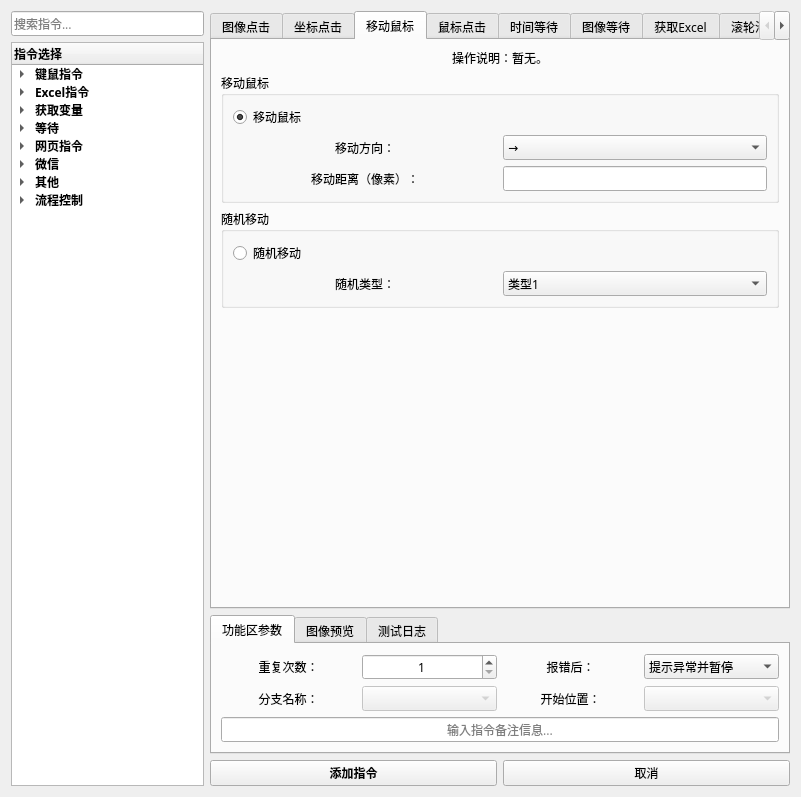
Above: 窗体/导航窗口.ui from FsterThanLight/automatic_clicker_2 before the change. Below: the same form after it.
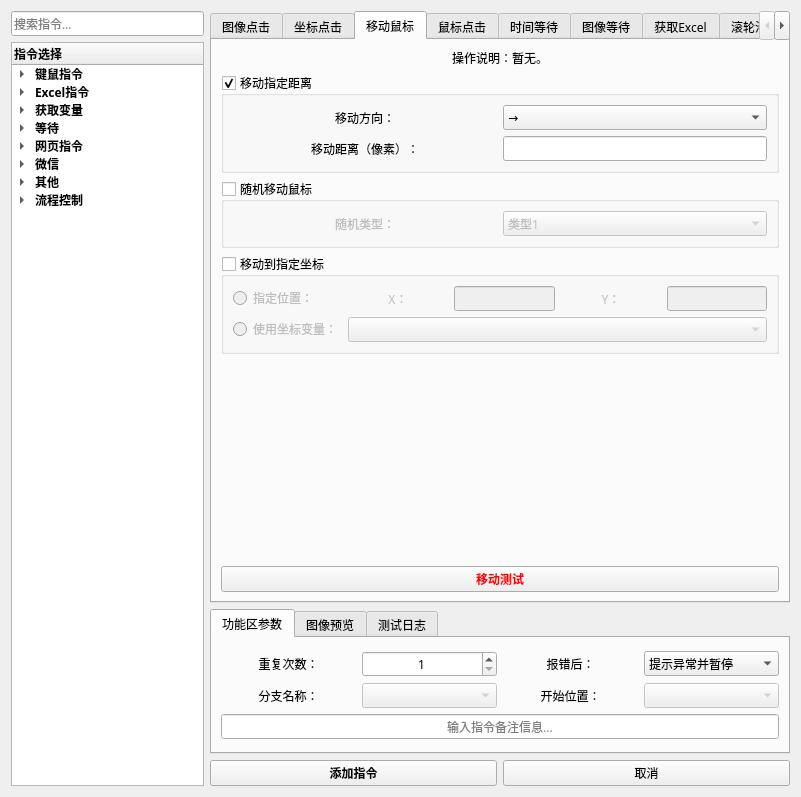
That is the form after the change. The open tabs and pages were chosen to show the change. Icons and pictures are not drawn.

```diff
--- a/窗体/导航窗口.ui
+++ b/窗体/导航窗口.ui
@@ -150,6 +150,11 @@
           <string>获取Excel</string>
          </property>
         </item>
+        <item>
+         <property name="text">
+          <string>获取鼠标位置</string>
+         </property>
+        </item>
         <item>
          <property name="text">
           <string>获取对话框</string>
@@ -329,7 +334,7 @@
         <enum>QTabWidget::Rounded</enum>
        </property>
        <property name="currentIndex">
-        <number>0</number>
+        <number>2</number>
        </property>
        <property name="elideMode">
         <enum>Qt::ElideNone</enum>
@@ -538,6 +543,41 @@
            </item>
           </layout>
          </item>
+         <item>
+          <widget class="QGroupBox" name="groupBox_57">
+           <property name="enabled">
+            <bool>true</bool>
+           </property>
+           <property name="title">
+            <string>启用指定区域识别</string>
+           </property>
+           <property name="checkable">
+            <bool>true</bool>
+           </property>
+           <property name="checked">
+            <bool>false</bool>
+           </property>
+           <layout class="QHBoxLayout" name="horizontalLayout_9">
+            <item>
+             <widget class="QLabel" name="label_155">
+              <property name="text">
+               <string>(0,0,0,0)</string>
+              </property>
+              <property name="alignment">
+               <set>Qt::AlignCenter</set>
+              </property>
+             </widget>
+            </item>
+            <item>
+             <widget class="QPushButton" name="pushButton_50">
+              <property name="text">
+               <string>设置区域</string>
+              </property>
+             </widget>
+            </item>
+           </layout>
+          </widget>
+         </item>
          <item>
           <spacer name="verticalSpacer_2">
            <property name="orientation">
@@ -920,7 +960,7 @@
         <attribute name="title">
          <string>移动鼠标</string>
         </attribute>
-        <layout class="QVBoxLayout" name="verticalLayout_62">
+        <layout class="QVBoxLayout" name="verticalLayout_15">
          <item>
           <widget class="QLabel" name="label_31">
            <property name="sizePolicy">
@@ -936,7 +976,7 @@
             <set>Qt::AlignCenter</set>
            </property>
            <property name="wordWrap">
-            <bool>true</bool>
+            <bool>false</bool>
            </property>
            <property name="margin">
             <number>0</number>
@@ -955,34 +995,15 @@
             <string notr="true"/>
            </property>
            <property name="title">
-            <string>移动鼠标</string>
+            <string>移动指定距离</string>
            </property>
            <property name="flat">
             <bool>false</bool>
            </property>
            <property name="checkable">
-            <bool>false</bool>
+            <bool>true</bool>
            </property>
            <layout class="QVBoxLayout" name="verticalLayout_4">
-            <item>
-             <widget class="QRadioButton" name="radioButton_19">
-              <property name="text">
-               <string>移动鼠标</string>
-              </property>
-              <property name="checkable">
-               <bool>true</bool>
-              </property>
-              <property name="checked">
-               <bool>true</bool>
-              </property>
-              <property name="autoRepeat">
-               <bool>true</bool>
-              </property>
-              <property name="autoExclusive">
-               <bool>true</bool>
-              </property>
-             </widget>
-            </item>
             <item>
              <layout class="QGridLayout" name="gridLayout_3" columnstretch="1,1">
               <item row="1" column="1">
@@ -1040,28 +1061,18 @@
          <item>
           <widget class="QGroupBox" name="groupBox_30">
            <property name="title">
-            <string>随机移动</string>
+            <string>随机移动鼠标</string>
            </property>
            <property name="flat">
             <bool>false</bool>
            </property>
            <property name="checkable">
+            <bool>true</bool>
+           </property>
+           <property name="checked">
             <bool>false</bool>
            </property>
            <layout class="QVBoxLayout" name="verticalLayout_59">
-            <item>
-             <widget class="QRadioButton" name="radioButton_ran">
-              <property name="text">
-               <string>随机移动</string>
-              </property>
-              <property name="checkable">
-               <bool>true</bool>
-              </property>
-              <property name="checked">
-               <bool>false</bool>
-              </property>
-             </widget>
-            </item>
             <item>
              <layout class="QGridLayout" name="gridLayout_35" columnstretch="1,1">
               <item row="0" column="1">
@@ -1093,6 +1104,91 @@
            </layout>
           </widget>
          </item>
+         <item>
+          <widget class="QGroupBox" name="groupBox_59">
+           <property name="title">
+            <string>移动到指定坐标</string>
+           </property>
+           <property name="checkable">
+            <bool>true</bool>
+           </property>
+           <property name="checked">
+            <bool>false</bool>
+           </property>
+           <layout class="QGridLayout" name="gridLayout_62">
+            <item row="0" column="0">
+             <widget class="QRadioButton" name="radioButton_23">
+              <property name="enabled">
+               <bool>true</bool>
+              </property>
+              <property name="text">
+               <string>指定位置：</string>
+              </property>
+              <property name="checkable">
+               <bool>true</bool>
+              </property>
+              <property name="checked">
+               <bool>false</bool>
+              </property>
+             </widget>
+            </item>
+            <item row="0" column="1">
+             <layout class="QHBoxLayout" name="horizontalLayout_23" stretch="1,1,1,1">
+              <item>
+               <widget class="QLabel" name="label_157">
+                <property name="text">
+                 <string>X：</string>
+                </property>
+                <property name="alignment">
+                 <set>Qt::AlignCenter</set>
+                </property>
+               </widget>
+              </item>
+              <item>
+               <widget class="QLineEdit" name="lineEdit_29">
+                <property name="alignment">
+                 <set>Qt::AlignCenter</set>
+                </property>
+               </widget>
+              </item>
+              <item>
+               <widget class="QLabel" name="label_158">
+                <property name="text">
+                 <string>Y：</string>
+                </property>
+                <property name="alignment">
+                 <set>Qt::AlignCenter</set>
+                </property>
+               </widget>
+              </item>
+              <item>
+               <widget class="QLineEdit" name="lineEdit_30">
+                <property name="alignment">
+                 <set>Qt::AlignCenter</set>
+                </property>
+               </widget>
+              </item>
+             </layout>
+            </item>
+            <item row="1" column="0">
+             <widget class="QRadioButton" name="radioButton_24">
+              <property name="enabled">
+               <bool>true</bool>
+              </property>
+              <property name="text">
+               <string>使用坐标变量：</string>
+              </property>
+              <property name="checkable">
+               <bool>true</bool>
+              </property>
+             </widget>
+            </item>
+            <item row="1" column="1">
+             <widget class="QComboBox" name="comboBox_61"/>
+            </item>
+           </layout>
+          </widget>
+         </item>
          <item>
           <spacer name="verticalSpacer">
            <property name="orientation">
@@ -1106,6 +1202,138 @@
            </property>
           </spacer>
          </item>
+         <item>
+          <widget class="QPushButton" name="pushButton_52">
+           <property name="palette">
+            <palette>
+             <active>
+              <colorrole role="WindowText">
+               <brush brushstyle="SolidPattern">
+                <color alpha="255">
+                 <red>255</red>
+                 <green>0</green>
+                 <blue>0</blue>
+                </color>
+               </brush>
+              </colorrole>
+              <colorrole role="Text">
+               <brush brushstyle="SolidPattern">
+                <color alpha="255">
+                 <red>255</red>
+                 <green>0</green>
+                 <blue>0</blue>
+                </color>
+               </brush>
+              </colorrole>
+              <colorrole role="ButtonText">
+               <brush brushstyle="SolidPattern">
+                <color alpha="255">
+                 <red>255</red>
+                 <green>0</green>
+                 <blue>0</blue>
+                </color>
+               </brush>
+              </colorrole>
+              <colorrole role="PlaceholderText">
+               <brush brushstyle="SolidPattern">
+                <color alpha="128">
+                 <red>255</red>
+                 <green>0</green>
+                 <blue>0</blue>
+                </color>
+               </brush>
+              </colorrole>
+             </active>
+             <inactive>
+              <colorrole role="WindowText">
+               <brush brushstyle="SolidPattern">
+                <color alpha="255">
+                 <red>255</red>
+                 <green>0</green>
+                 <blue>0</blue>
+                </color>
+               </brush>
+              </colorrole>
+              <colorrole role="Text">
+               <brush brushstyle="SolidPattern">
+                <color alpha="255">
+                 <red>255</red>
+                 <green>0</green>
+                 <blue>0</blue>
+                </color>
+               </brush>
+              </colorrole>
+              <colorrole role="ButtonText">
+               <brush brushstyle="SolidPattern">
+                <color alpha="255">
+                 <red>255</red>
+                 <green>0</green>
+                 <blue>0</blue>
+                </color>
+               </brush>
+              </colorrole>
+              <colorrole role="PlaceholderText">
+               <brush brushstyle="SolidPattern">
+                <color alpha="128">
+                 <red>255</red>
+                 <green>0</green>
+                 <blue>0</blue>
+                </color>
+               </brush>
+              </colorrole>
+             </inactive>
+             <disabled>
+              <colorrole role="WindowText">
+               <brush brushstyle="SolidPattern">
+                <color alpha="255">
+                 <red>120</red>
+                 <green>120</green>
+                 <blue>120</blue>
+                </color>
+               </brush>
+              </colorrole>
+              <colorrole role="Text">
+               <brush brushstyle="SolidPattern">
+                <color alpha="255">
+                 <red>120</red>
+                 <green>120</green>
+                 <blue>120</blue>
+                </color>
+               </brush>
+              </colorrole>
+              <colorrole role="ButtonText">
+               <brush brushstyle="SolidPattern">
+                <color alpha="255">
+                 <red>120</red>
+                 <green>120</green>
+                 <blue>120</blue>
+                </color>
+               </brush>
+              </colorrole>
+              <colorrole role="PlaceholderText">
+               <brush brushstyle="SolidPattern">
+                <color alpha="128">
+                 <red>0</red>
+                 <green>0</green>
+                 <blue>0</blue>
+                </color>
+               </brush>
+              </colorrole>
+             </disabled>
+            </palette>
+           </property>
+           <property name="font">
+            <font>
+             <family>微软雅黑</family>
+             <weight>75</weight>
+             <bold>true</bold>
+            </font>
+           </property>
+           <property name="text">
+            <string>移动测试</string>
+           </property>
+          </widget>
+         </item>
         </layout>
        </widget>
        <widget class="QWidget" name="tab_9">
@@ -6386,6 +6614,116 @@
          </item>
         </layout>
        </widget>
+       <widget class="QWidget" name="tab_41">
+        <attribute name="title">
+         <string>获取鼠标位置</string>
+        </attribute>
+        <layout class="QVBoxLayout" name="verticalLayout_13">
+         <item>
+          <widget class="QLabel" name="label_159">
+           <property name="sizePolicy">
+            <sizepolicy hsizetype="Preferred" vsizetype="Preferred">
+             <horstretch>0</horstretch>
+             <verstretch>0</verstretch>
+            </sizepolicy>
+           </property>
+           <property name="text">
+            <string>操作说明：与“移动鼠标”指令搭配使用。</string>
+           </property>
+           <property name="alignment">
+            <set>Qt::AlignCenter</set>
+           </property>
+           <property name="wordWrap">
+            <bool>false</bool>
+           </property>
+           <property name="margin">
+            <number>0</number>
+           </property>
+           <property name="indent">
+            <number>-1</number>
+           </property>
+           <property name="openExternalLinks">
+            <bool>false</bool>
+           </property>
+          </widget>
+         </item>
+         <item>
+          <spacer name="verticalSpacer_36">
+           <property name="orientation">
+            <enum>Qt::Vertical</enum>
+           </property>
+           <property name="sizeHint" stdset="0">
+            <size>
+             <width>20</width>
+             <height>40</height>
+            </size>
+           </property>
+          </spacer>
+         </item>
+         <item>
+          <widget class="QGroupBox" name="groupBox_58">
+           <property name="title">
+            <string>将当前鼠标位置写入变量</string>
+           </property>
+           <layout class="QGridLayout" name="gridLayout_61" columnstretch="1,1">
+            <item row="0" column="1">
+             <widget class="QComboBox" name="comboBox_60"/>
+            </item>
+            <item row="0" column="0">
+             <widget class="QLabel" name="label_156">
+              <property name="text">
+               <string>变量名称：</string>
+              </property>
+              <property name="alignment">
+               <set>Qt::AlignRight|Qt::AlignTrailing|Qt::AlignVCenter</set>
+              </property>
+             </widget>
+            </item>
+            <item row="2" column="0">
+             <spacer name="horizontalSpacer_10">
+              <property name="orientation">
+               <enum>Qt::Horizontal</enum>
+              </property>
+              <property name="sizeHint" stdset="0">
+               <size>
+                <width>84</width>
+                <height>20</height>
+               </size>
+              </property>
+             </spacer>
+            </item>
+            <item row="2" column="1">
+             <widget class="QPushButton" name="pushButton_51">
+              <property name="font">
+               <font>
+                <family>微软雅黑</family>
+                <weight>75</weight>
+                <bold>true</bold>
+               </font>
+              </property>
+              <property name="text">
+               <string>设置变量</string>
+              </property>
+             </widget>
+            </item>
+           </layout>
+          </widget>
+         </item>
+         <item>
+          <spacer name="verticalSpacer_35">
+           <property name="orientation">
+            <enum>Qt::Vertical</enum>
+           </property>
+           <property name="sizeHint" stdset="0">
+            <size>
+             <width>20</width>
+             <height>40</height>
+            </size>
+           </property>
+          </spacer>
+         </item>
+        </layout>
+       </widget>
        <widget class="QWidget" name="tab_33">
         <attribute name="title">
          <string>按键等待</string>
```
